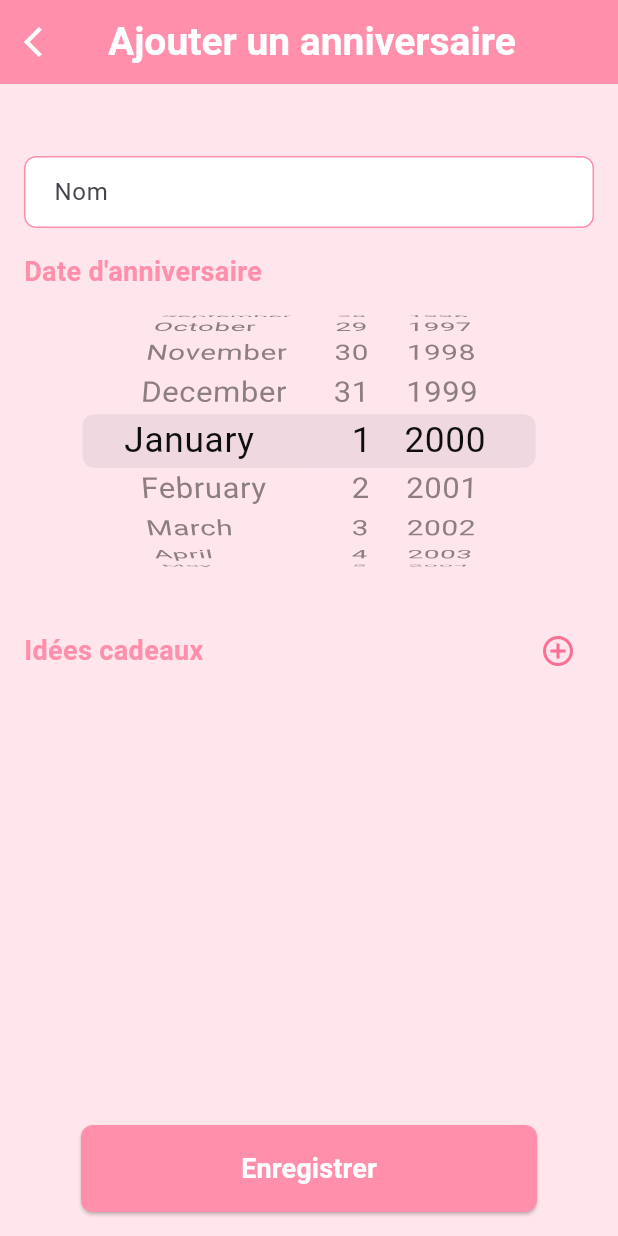
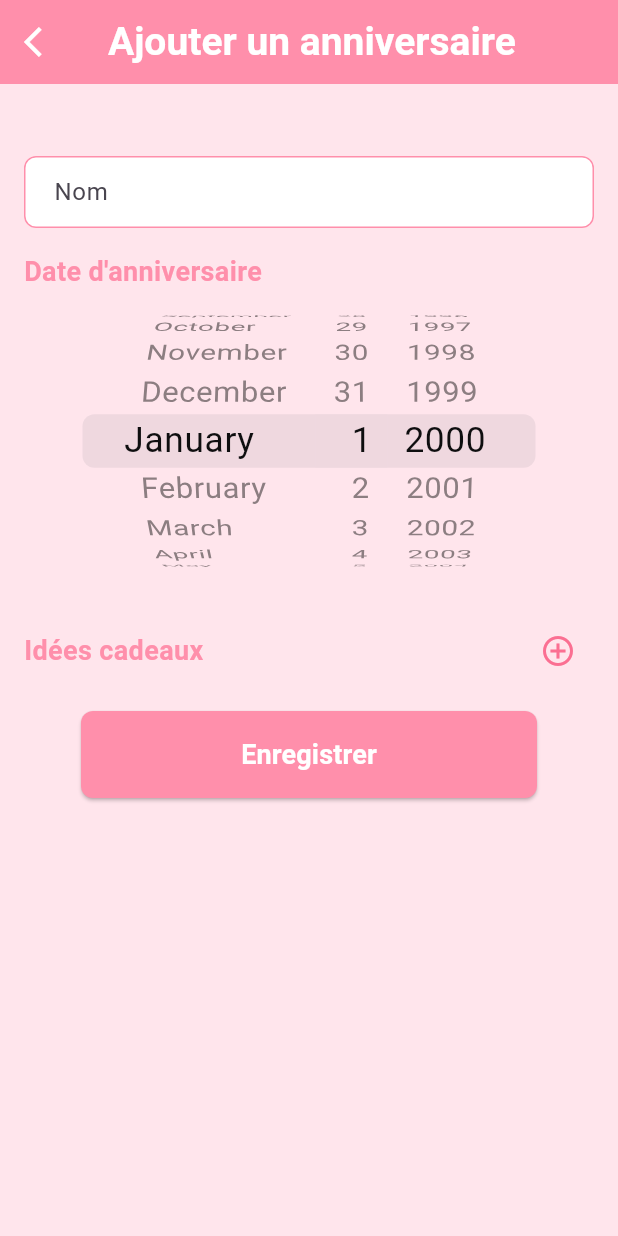
Before and after one commit to Frivox1/rememberme, a Flutter app: the AddBirthdayScreen screen opened directly, on a phone screen of 412 x 824 dp. Run offline on Flutter 3.47's test engine with Material 3 defaults, Android fonts, the phone set to English and light mode, and no system bars; our stand-ins replace hive_ce, hive_ce_flutter, shared_preferences, table_calendar; accounts and stored records are empty.

Commit message:
fix de quelques bugs

```diff
--- a/lib/models/birthday_model.dart
+++ b/lib/models/birthday_model.dart
@@ -1,23 +1,25 @@
 import 'package:hive_ce/hive.dart';
 
-part 'birthday_model.g.dart';
+part 'birthday_model.g.dart'; // Si vous utilisez Hive généré
 
 @HiveType(typeId: 0)
 class Birthday {
   @HiveField(0)
+  final String id;
+
+  @HiveField(1)
   final String name;
 
-  @HiveField(1)
+  @HiveField(2)
   final DateTime birthdayDate;
 
-  @HiveField(2)
+  @HiveField(3)
   final List<String>? giftIdeas;
 
-  Birthday({required this.name, required this.birthdayDate, this.giftIdeas});
-
-  // Ajoute la méthode toString() pour un affichage lisible
-  @override
-  String toString() {
-    return 'Birthday{name: $name, birthdayDate: $birthdayDate, giftIdeas: $giftIdeas}';
-  }
+  Birthday({
+    required this.id,
+    required this.name,
+    required this.birthdayDate,
+    this.giftIdeas,
+  });
 }
--- a/lib/providers/birthday_provider.dart
+++ b/lib/providers/birthday_provider.dart
@@ -19,9 +19,9 @@ class BirthdayProvider with ChangeNotifier {
     await loadBirthdays(); // Recharger les anniversaires après ajout
   }
 
-  // Supprimer un anniversaire
-  Future<void> deleteBirthday(int index) async {
-    await HiveService.deleteBirthday(index);
+  // Supprimer un anniversaire en utilisant l'ID
+  Future<void> deleteBirthday(String id) async {
+    await HiveService.deleteBirthdayById(id); // Supprimer via l'ID
     await loadBirthdays(); // Recharger les anniversaires après suppression
   }
 
--- a/lib/screens/add_birthday_screen.dart
+++ b/lib/screens/add_birthday_screen.dart
@@ -3,6 +3,7 @@ import 'package:flutter/material.dart';
 import 'package:provider/provider.dart';
 import 'package:rememberme/models/birthday_model.dart';
 import 'package:rememberme/providers/birthday_provider.dart';
+import 'package:uuid/uuid.dart';
 
 class AddBirthdayScreen extends StatefulWidget {
   @override
@@ -13,6 +14,9 @@ class _AddBirthdayScreenState extends State<AddBirthdayScreen> {
   TextEditingController _nameController = TextEditingController();
   DateTime _selectedDate = DateTime(2000, 1, 1);
   List<TextEditingController> _giftIdeaControllers = [];
+
+  // Instancier le générateur UUID
+  final uuid = Uuid();
 
   @override
   Widget build(BuildContext context) {
@@ -40,6 +44,7 @@ class _AddBirthdayScreenState extends State<AddBirthdayScreen> {
       body: SafeArea(
         child: Padding(
           padding: const EdgeInsets.all(16.0),
+          child: SingleChildScrollView(
             child: Column(
               crossAxisAlignment: CrossAxisAlignment.start,
               children: [
@@ -54,15 +59,24 @@ class _AddBirthdayScreenState extends State<AddBirthdayScreen> {
                     fillColor: Colors.white,
                     border: OutlineInputBorder(
                       borderRadius: BorderRadius.circular(8),
-                    borderSide: BorderSide(color: Color(0xFFFF8FAB), width: 1),
+                      borderSide: BorderSide(
+                        color: Color(0xFFFF8FAB),
+                        width: 1,
+                      ),
                     ),
                     enabledBorder: OutlineInputBorder(
                       borderRadius: BorderRadius.circular(8),
-                    borderSide: BorderSide(color: Color(0xFFFF8FAB), width: 1),
+                      borderSide: BorderSide(
+                        color: Color(0xFFFF8FAB),
+                        width: 1,
+                      ),
                     ),
                     focusedBorder: OutlineInputBorder(
                       borderRadius: BorderRadius.circular(8),
-                    borderSide: BorderSide(color: Color(0xFFFB6F92), width: 2),
+                      borderSide: BorderSide(
+                        color: Color(0xFFFB6F92),
+                        width: 2,
+                      ),
                     ),
                     contentPadding: EdgeInsets.symmetric(
                       horizontal: 16,
@@ -118,9 +132,7 @@ class _AddBirthdayScreenState extends State<AddBirthdayScreen> {
                     ),
                   ],
                 ),
-              Expanded(
-                child: SingleChildScrollView(
-                  child: Column(
+                Column(
                   children:
                       _giftIdeaControllers.map((controller) {
                         int index = _giftIdeaControllers.indexOf(controller);
@@ -180,10 +192,7 @@ class _AddBirthdayScreenState extends State<AddBirthdayScreen> {
                         );
                       }).toList(),
                 ),
-                ),
-              ),
                 SizedBox(height: 16),
-              Spacer(),
                 Center(
                   child: FractionallySizedBox(
                     widthFactor: 0.8,
@@ -196,8 +205,9 @@ class _AddBirthdayScreenState extends State<AddBirthdayScreen> {
                         padding: EdgeInsets.symmetric(vertical: 16),
                       ),
                       onPressed: () async {
-                      // Créer un objet Birthday
+                        // Créer un objet Birthday avec un ID unique
                         Birthday newBirthday = Birthday(
+                          id: uuid.v4(), // Générer un ID unique
                           name: _nameController.text,
                           birthdayDate: _selectedDate,
                           giftIdeas:
@@ -217,7 +227,10 @@ class _AddBirthdayScreenState extends State<AddBirthdayScreen> {
                           SnackBar(
                             content: Text(
                               'Anniversaire enregistré !',
-                            style: TextStyle(color: Colors.white, fontSize: 20),
+                              style: TextStyle(
+                                color: Colors.white,
+                                fontSize: 20,
+                              ),
                             ),
                             backgroundColor: Color(0xFFFF8FAB),
                           ),
@@ -241,6 +254,7 @@ class _AddBirthdayScreenState extends State<AddBirthdayScreen> {
             ),
           ),
         ),
+      ),
     );
   }
 }
--- a/pubspec.yaml
+++ b/pubspec.yaml
@@ -40,6 +40,7 @@ dependencies:
   table_calendar: ^3.2.0
   provider: ^6.0.0
   flutter_launcher_icons: ^0.14.3
+  uuid: ^3.0.0
 
 dev_dependencies:
   flutter_test:
```
Also changed, not shown: lib/screens/birthdays_list_screen.dart (+57 -10 lines), lib/screens/details_screen.dart (+6 -5 lines), lib/screens/home_screen.dart (+43 -7 lines), lib/services/hive_service.dart (+7 -3 lines), lib/hive_registrar.g.dart (added), lib/models/birthday_model.g.dart, pubspec.lock. Lines whose indentation alone changed are shown as unchanged.
